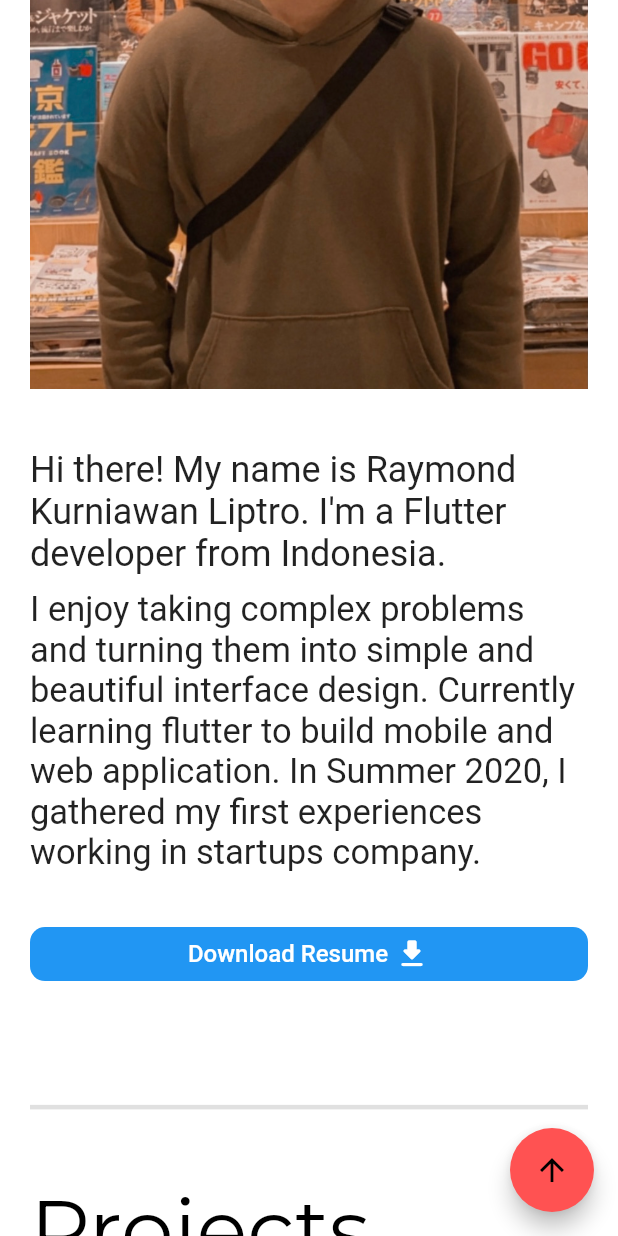
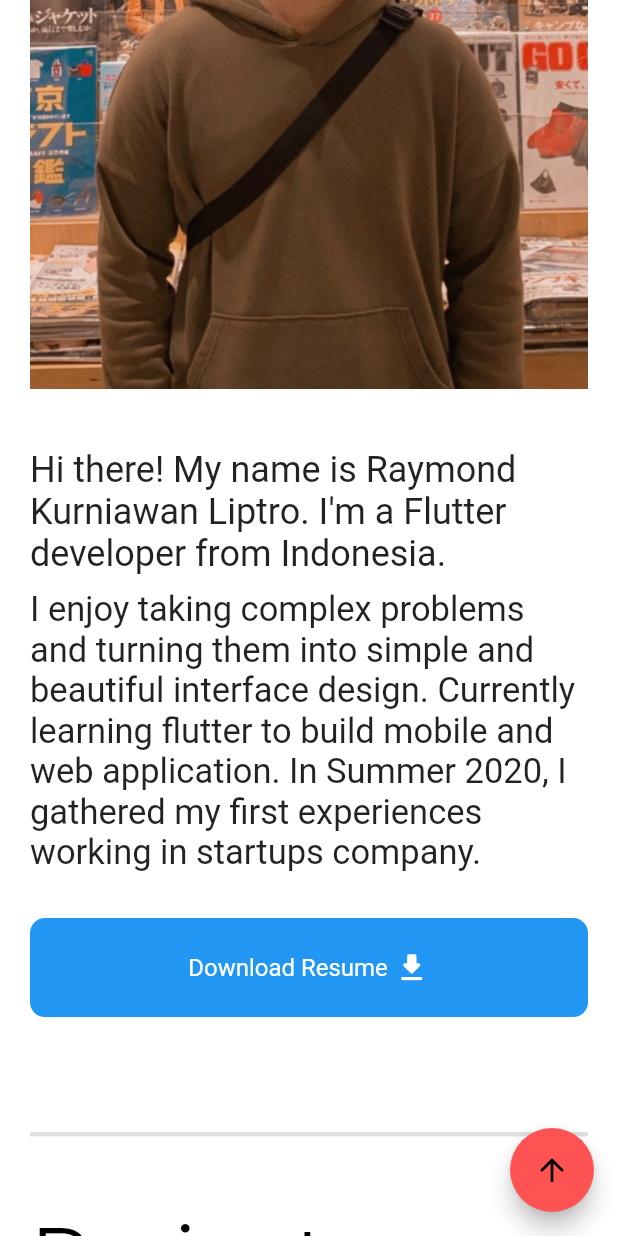
Before and after one commit to raymondk25/portfolioWeb, a Flutter app: the screen it shows after launch, scrolled down 1152 dp, on a phone screen of 412 x 824 dp. Run offline on Flutter 3.47's test engine with Material 2 defaults, Android fonts, the phone set to English and light mode, and no system bars; drawn by our look-alikes of auto_size_text; our stand-ins replace after_layout, animate_do, animated_text_kit, font_awesome_flutter, get, google_fonts and 1 more; missing offline and left inert: dart:html, webfeed.

Commit message:
4/18/2023
update work experience & cv

```diff
--- a/lib/aboutMe/aboutMe_body.dart
+++ b/lib/aboutMe/aboutMe_body.dart
@@ -10,6 +10,7 @@ class AboutMeBody extends StatelessWidget {
   }) : super(key: key);
 
   final bool isSmall;
+  final String cvLink = "https://drive.google.com/file/d/1dSW2f60JcaKk4kkbpDtoKuIFYdxFWa0Z/view";
 
   @override
   Widget build(BuildContext context) {
@@ -31,21 +32,20 @@ class AboutMeBody extends StatelessWidget {
         ),
         SizedBox(height: isSmall ?? false ? 30 : 10),
         // ignore: deprecated_member_use
-        FlatButton(
-          shape: RoundedRectangleBorder(
-              borderRadius: BorderRadius.all(Radius.circular(10))),
-          color: Colors.blue,
-          onPressed: () => launch(
-              "https://drive.google.com/file/d/1KW5lDhnkeN4wW3SaALLo74Rg_UL-rDN8/view"),
+        TextButton(
+          style: TextButton.styleFrom(
+            backgroundColor: Colors.blue,
+            padding: const EdgeInsets.all(16.0),
+            textStyle: const TextStyle(fontSize: 20),
+            shape: RoundedRectangleBorder(borderRadius: BorderRadius.all(Radius.circular(10))),
+          ),
+          onPressed: () => launch(cvLink),
           child: Padding(
-            padding: EdgeInsets.symmetric(
-                horizontal: isSmall ?? false ? 5 : 10,
-                vertical: isSmall ?? false ? 5 : 10),
+            padding: EdgeInsets.symmetric(horizontal: isSmall ?? false ? 5 : 10, vertical: isSmall ?? false ? 5 : 10),
             child: Row(mainAxisAlignment: MainAxisAlignment.center, children: [
               Text(
                 'Download Resume ',
-                style: TextStyle(
-                    fontSize: isSmall ?? false ? 16 : 20, color: Colors.white),
+                style: TextStyle(fontSize: isSmall ?? false ? 16 : 20, color: Colors.white),
                 maxLines: 1,
               ),
               Icon(
--- a/lib/experience/experience_container.dart
+++ b/lib/experience/experience_container.dart
@@ -65,33 +65,26 @@ class ExperienceInfo {
 
 final experiences = [
   ExperienceInfo(
-      company: 'Quality Check (QC) @ 啟碁科技股份有限公司 (WNC)',
-      timeline: 'June 2019- August 2019 (3 months)',
-      descriptions: [
-        '- Controlled the whole procedure of production',
-        '- Proven ability to assist machine operators, assemblers and other worker',
-        '- Ensured the quality of the end products'
-      ]),
+      company: 'Flutter Web Developer Intern @ 雲耕隊 (YPCloud)',
+      timeline: 'June 2020 - Sept 2020 (4 months)',
+      descriptions: ['- Learned Flutter for web development', '- Build a simple web with Flutter']),
   ExperienceInfo(
       company: 'App Developer @ 博睿科技 (Brilltek) | Start up',
-      timeline: 'Sept 2020 - Oct 2020 (1 month)',
+      timeline: 'Sept 2020 - Oct 2020 (2 month)',
       descriptions: [
         '- Design business card for mobile app',
+        '- Translating design into UI code',
         '- Worked in a team of 2 developers',
       ]),
   ExperienceInfo(
-      company: 'Front-end Developer Intern @ 雲耕隊 (YPCloud)',
-      timeline: 'June 2020 - Sept 2020 (4 months)',
+      company: 'Flutter Developer Intern @ 台灣基達科技股份有限公司',
+      timeline: 'January 2022 - August 2022 (9 months)',
       descriptions: [
-        '- Learned new programming languages',
-        '- Created a bot on telegram to give a notification information by Web scrapping with Node-RED',
-        '- Created a 3x3 grid Website with Flutter'
+        '- Learned how to use GetX and Firebase',
+        '- Build a mobile app for iOS and Android',
       ]),
-  ExperienceInfo(
-      company: 'Flutter Developer Intern @ 台灣基達科技股份有限公司',
-      timeline: 'January 2022 - Present',
-      descriptions: [
-        '- Currently, building a mobile app for iOS and Android',
-        '- Analyze and optimize app performance',
-      ]),
+  ExperienceInfo(company: 'Flutter Developer @ 台灣基達科技股份有限公司', timeline: 'Desember 2022- Present', descriptions: [
+    '- Building the Chongpuu mobile app on both iOS/Android platforms with Flutter',
+    '- Build the designs from wireframes into high quality code',
+  ]),
 ];
--- a/lib/header/header_body.dart
+++ b/lib/header/header_body.dart
@@ -19,9 +19,7 @@ class HeaderBody extends StatelessWidget {
       children: [
         AutoSizeText(
           'Hi! I\'m Raymond',
-          style: isMobile == false
-              ? Theme.of(context).textTheme.headline4
-              : Theme.of(context).textTheme.headline2,
+          style: isMobile == false ? Theme.of(context).textTheme.headline4 : Theme.of(context).textTheme.headline2,
           maxLines: 1,
         ),
         SizedBox(
@@ -34,8 +32,7 @@ class HeaderBody extends StatelessWidget {
             'UI/UX Designer',
             // 'Blogger'
           ],
-          textStyle: const TextStyle(
-              fontSize: 30, fontWeight: FontWeight.bold, color: Colors.blue),
+          textStyle: const TextStyle(fontSize: 30, fontWeight: FontWeight.bold, color: Colors.blue),
           displayFullTextOnTap: true,
           stopPauseOnTap: true,
           speed: const Duration(milliseconds: 100),
@@ -49,20 +46,20 @@ class HeaderBody extends StatelessWidget {
         ),
         SizedBox(height: 30),
         // ignore: deprecated_member_use
-        FlatButton(
-            shape: RoundedRectangleBorder(
-                borderRadius: BorderRadius.all(Radius.circular(7))),
-            color: Colors.redAccent,
-            onPressed: () => launch(
-                'mailto:raymondtaiwan25@gmail.com?subject=News&body=New%20plugin'),
+        TextButton(
+            style: TextButton.styleFrom(
+              backgroundColor: Colors.redAccent,
+              padding: const EdgeInsets.all(16.0),
+              textStyle: const TextStyle(fontSize: 20),
+              shape: RoundedRectangleBorder(borderRadius: BorderRadius.all(Radius.circular(7))),
+            ),
+            onPressed: () => launch('mailto:raymondtaiwan25@gmail.com?subject=News&body=New%20plugin'),
             child: Padding(
-              padding: EdgeInsets.symmetric(
-                  vertical: isMobile ?? false ? 10 : 17,
-                  horizontal: isMobile ?? false ? 8 : 15),
+              padding:
+                  EdgeInsets.symmetric(vertical: isMobile ?? false ? 10 : 17, horizontal: isMobile ?? false ? 8 : 15),
               child: Text(
                 'Contact Me',
-                style: TextStyle(
-                    fontSize: isMobile ?? false ? 20 : 24, color: Colors.white),
+                style: TextStyle(fontSize: isMobile ?? false ? 20 : 24, color: Colors.white),
                 maxLines: 1,
               ),
             )).moveUpOnHover,
--- a/pubspec.yaml
+++ b/pubspec.yaml
@@ -3,7 +3,7 @@ description: A new Flutter project.
 
 publish_to: null
 
-version: 1.0.0+1
+version: 1.4.1+12
 
 environment:
   sdk: ">=2.7.0 <3.0.0"
```
Also changed, not shown: pubspec.lock.
